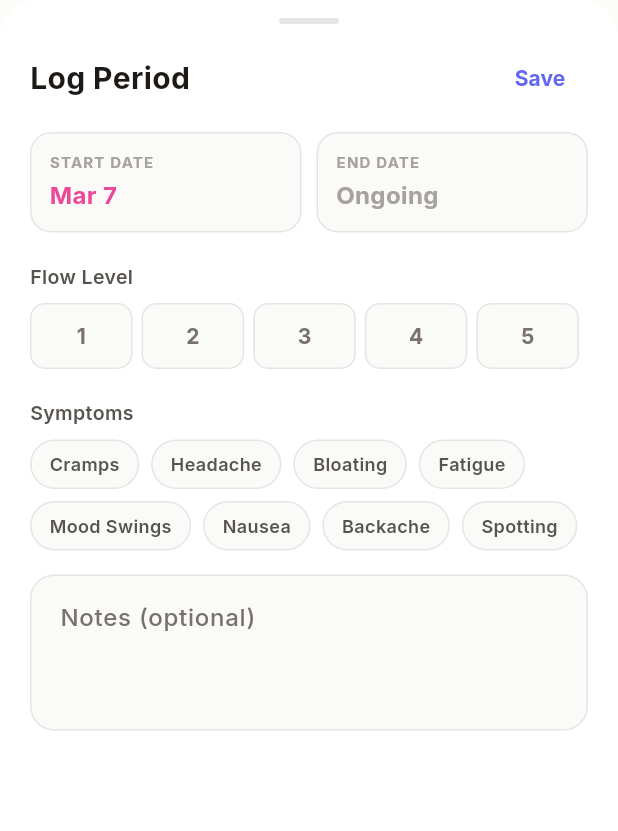
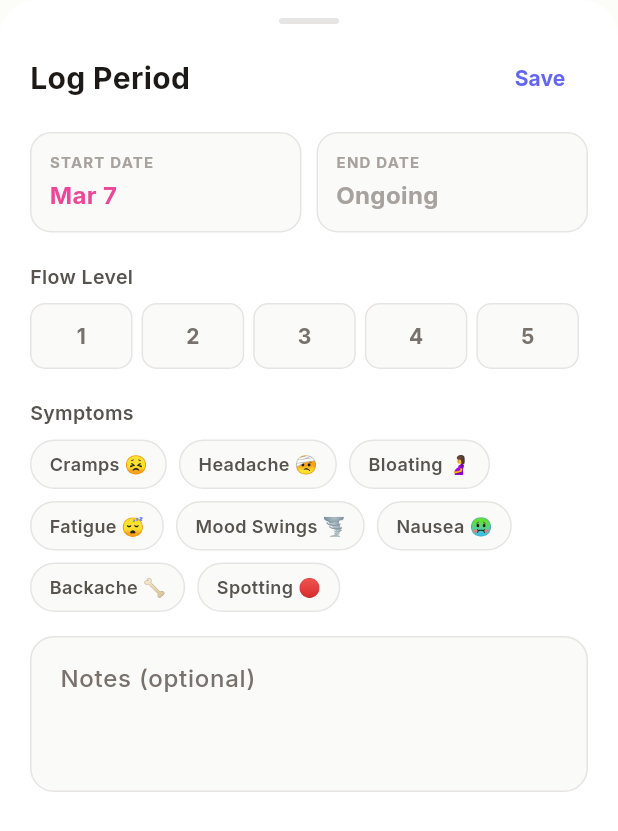
Before and after one commit to mrmrslobos/lobo-hub-flutter, a Flutter app: the _PeriodLogSheet widget shown alone on an empty page, opened directly with empty values, on a phone screen of 412 x 824 dp. Shown: the top 831 px of the screen. Run offline on Flutter 3.47's test engine with Material 3 defaults, Android fonts, the phone set to English and light mode, and no system bars; our stand-ins replace go_router, image_picker, shared_preferences, supabase_flutter, table_calendar; accounts and stored records are empty.

```diff
--- a/lib/screens/period_tracker/period_tracker_screen.dart
+++ b/lib/screens/period_tracker/period_tracker_screen.dart
@@ -249,7 +249,18 @@ class _PeriodLogSheetState extends State<_PeriodLogSheet> {
   bool _isSaving = false;
   final _uuid = const Uuid();
 
-  static const _symptomOptions = ['Cramps', 'Headache', 'Bloating', 'Fatigue', 'Mood Swings', 'Nausea', 'Backache', 'Spotting'];
+  static const _symptomOptions = [
+    'Cramps 😣',
+    'Headache 🤕',
+    'Bloating 🤰',
+    'Fatigue 😴',
+    'Mood Swings 🌪️',
+    'Nausea 🤢',
+    'Backache 🦴',
+    'Spotting 🔴',
+  ];
+  static const _moodOptions = ['😊', '😐', '😢', '😤', '😴'];
+  String _mood = '😊';
 
   @override
   void initState() {
@@ -260,6 +271,7 @@ class _PeriodLogSheetState extends State<_PeriodLogSheet> {
     _symptoms = List.from(e?.symptoms ?? []);
     _flowLevel = e?.flowLevel;
     _notesCtrl.text = e?.notes ?? '';
+    // mood stored in notes with prefix if present
   }
 
   @override
```
